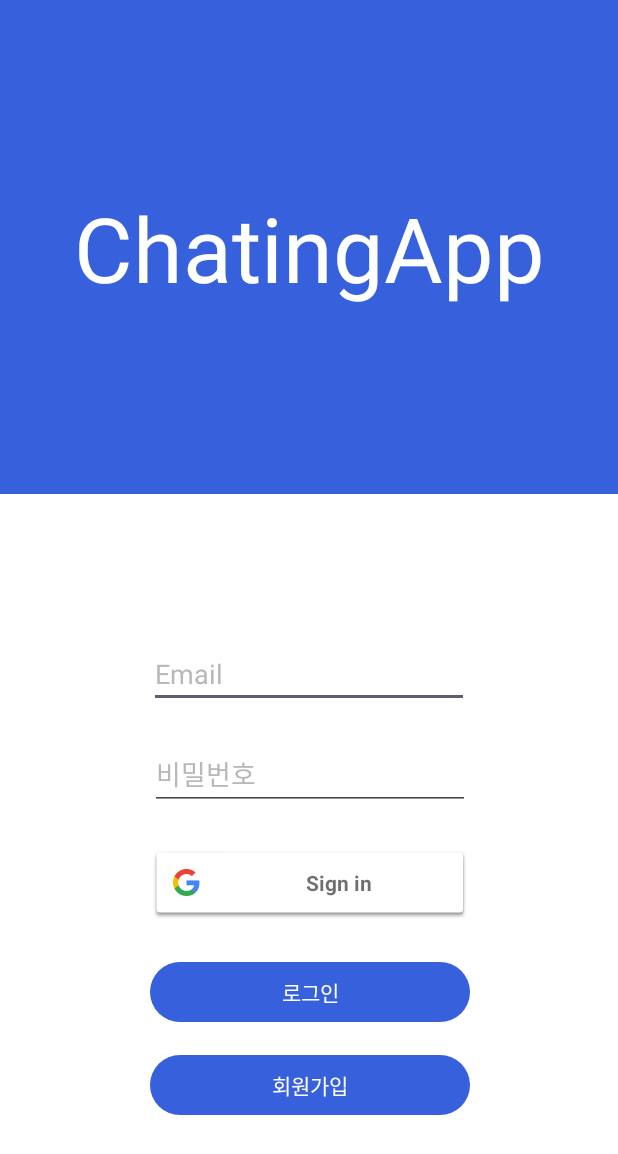
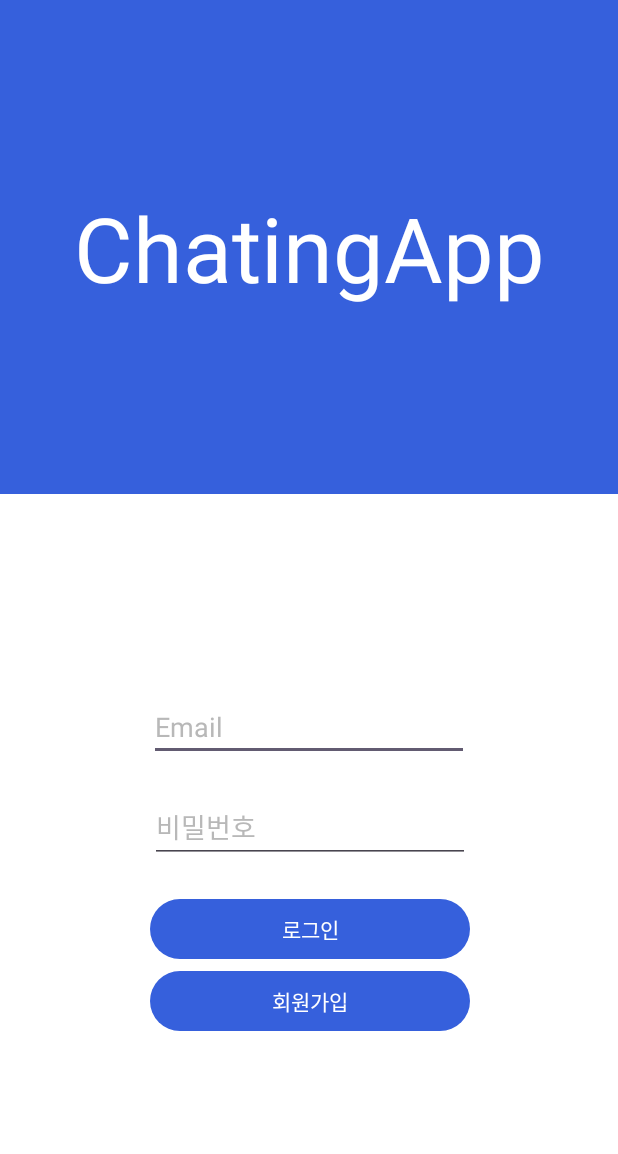
Before and after one commit to gjgustjd/ChatApplication, an Android app: the screen it shows after launch (LoginActivity), on a phone screen of 412 x 824 dp. Shown: the top 1154 px of the screen. Run offline under Robolectric (Android 15) with nearby library versions, the phone set to English and light mode, and no system bars; our stand-ins replace Firebase (no records; nobody signed in at launch, a user with empty details on screens opened directly).

```diff
--- a/app/src/main/java/com/miso/chatapplication/SignUpActivity.kt
+++ b/app/src/main/java/com/miso/chatapplication/SignUpActivity.kt
@@ -17,14 +17,12 @@ import com.miso.chatapplication.model.User
 
 class SignUpActivity : AppCompatActivity() {
     lateinit var auth: FirebaseAuth
-    lateinit var googleSignInClient: GoogleSignInClient
     lateinit var btn_signUp: Button
     lateinit var edt_email: EditText
     lateinit var edt_password: EditText
     lateinit var edt_name: EditText
 
     lateinit var binding: ActivitySignupBinding
-    val SIGN_IN_CODE = 9001
     override fun onCreate(savedInstanceState: Bundle?) {
         super.onCreate(savedInstanceState)
         binding = ActivitySignupBinding.inflate(layoutInflater)
@@ -52,9 +50,11 @@ class SignUpActivity : AppCompatActivity() {
         var email = edt_email.text.toString()
         var password = edt_password.text.toString()
         var name = edt_name.text.toString()
+
         auth.createUserWithEmailAndPassword(email, password)
             .addOnCompleteListener(this) { task ->
                 if (task.isSuccessful) {
+                    try {
                         val user = auth.currentUser
                         val userId = user?.uid
                         val userIdSt = userId.toString()
@@ -63,6 +63,10 @@ class SignUpActivity : AppCompatActivity() {
                         Toast.makeText(this, "회원가입이 완료되었습니다.", Toast.LENGTH_SHORT).show()
                         Log.e("UserId", "$userId")
                         startActivity(Intent(this@SignUpActivity, MainActivity::class.java))
+                    } catch (e: Exception) {
+                        e.printStackTrace()
+                        Toast.makeText(this, "화면 이동 중 문제가 발생하였습니다.", Toast.LENGTH_SHORT).show()
+                    }
                 } else
                     Toast.makeText(this, "회원가입에 실패하였습니다.", Toast.LENGTH_SHORT).show()
 
--- a/app/src/main/res/layout/activity_login.xml
+++ b/app/src/main/res/layout/activity_login.xml
@@ -47,43 +47,30 @@
             app:layout_constraintStart_toStartOf="parent"
             app:layout_constraintTop_toBottomOf="@+id/edt_email" />
 
-        <com.google.android.gms.common.SignInButton
-            android:id="@+id/btn_login_google"
-            android:layout_width="0dp"
-            android:layout_height="wrap_content"
-            android:layout_marginTop="10dp"
-            android:text="로그인"
-            app:backgroundTint="#3660DC"
-            app:layout_constraintBottom_toTopOf="@id/btn_sign_in"
-            app:layout_constraintEnd_toEndOf="@+id/edt_password"
-            app:layout_constraintStart_toStartOf="@+id/edt_password"
-            app:layout_constraintTop_toBottomOf="@id/edt_password" />
-
         <Button
             android:id="@+id/btn_signup"
             android:layout_width="0dp"
             android:layout_height="wrap_content"
-            android:layout_marginTop="10dp"
             android:text="회원가입"
             android:textColor="@color/white"
             app:backgroundTint="#3660DC"
             app:layout_constraintBottom_toBottomOf="parent"
             app:layout_constraintEnd_toEndOf="@+id/edt_password"
             app:layout_constraintStart_toStartOf="@+id/edt_password"
-            app:layout_constraintTop_toBottomOf="@+id/btn_login_google" />
+            app:layout_constraintTop_toBottomOf="@id/btn_sign_in" />
 
         <Button
             android:id="@+id/btn_sign_in"
             android:layout_width="0dp"
             android:layout_height="wrap_content"
-            android:layout_marginTop="10dp"
+            android:layout_marginTop="20dp"
             android:text="로그인"
             android:textColor="@color/white"
             app:backgroundTint="#3660DC"
             app:layout_constraintBottom_toTopOf="@id/btn_signup"
             app:layout_constraintEnd_toEndOf="@+id/edt_password"
             app:layout_constraintStart_toStartOf="@+id/edt_password"
-            app:layout_constraintTop_toBottomOf="@id/btn_login_google" />
+            app:layout_constraintTop_toBottomOf="@id/edt_password" />
     </androidx.constraintlayout.widget.ConstraintLayout>
 
     <TextView
```
Lines whose indentation alone changed are shown as unchanged.
